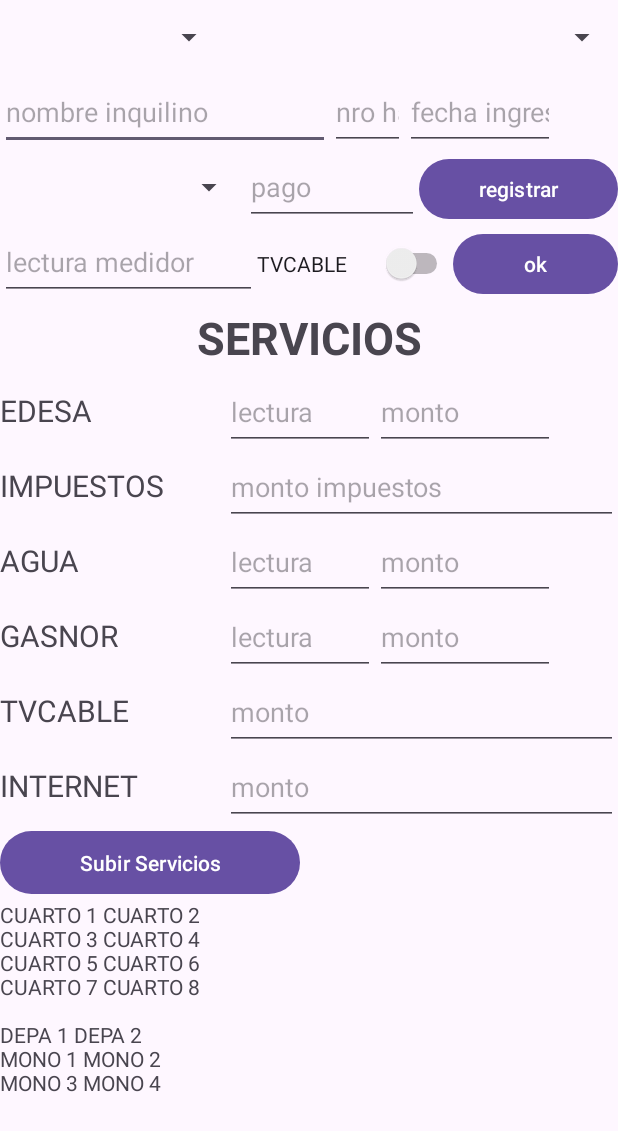
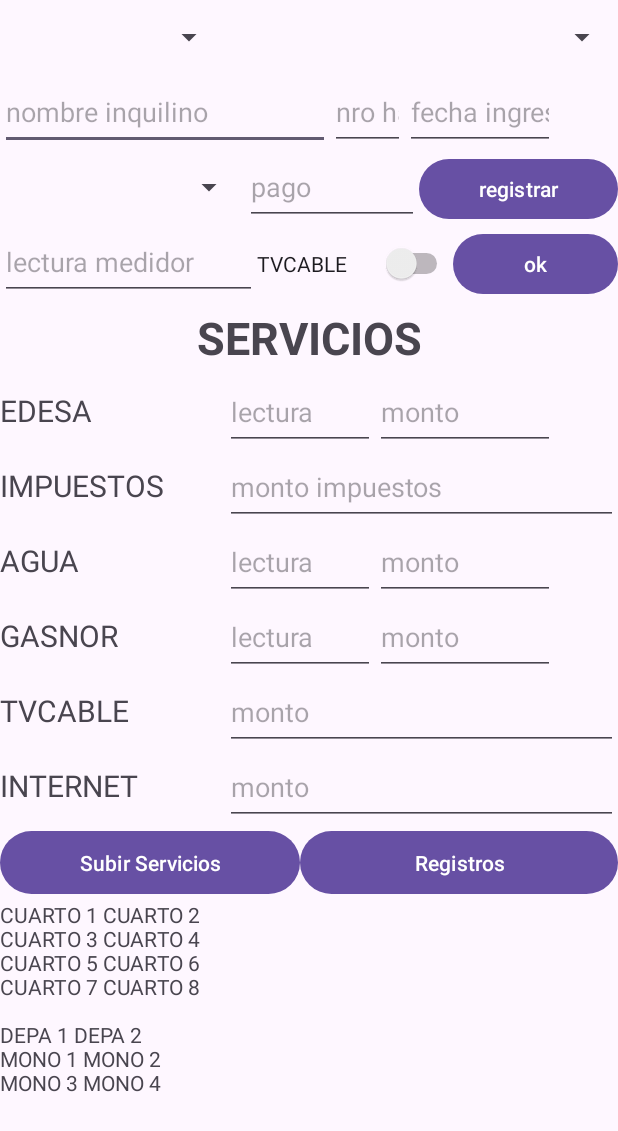
Before and after one commit to fabtelo/VT332, an Android app: the screen it shows after launch (MainActivity), on a phone screen of 412 x 824 dp. Shown: the top 1131 px of the screen. Run offline under Robolectric (Android 15) with nearby library versions, the phone set to English and light mode, and no system bars; our stand-ins replace Firebase (no records; nobody signed in at launch, a user with empty details on screens opened directly).

Commit message:
se agrego ativity registro

```diff
--- a/app/src/main/AndroidManifest.xml
+++ b/app/src/main/AndroidManifest.xml
@@ -13,6 +13,9 @@
         android:theme="@style/Theme.VT332"
         tools:targetApi="31">
         <activity
+            android:name=".ActivityRegistros"
+            android:exported="false" />
+        <activity
             android:name=".Administracion"
             android:exported="false" />
         <activity
--- a/app/src/main/java/com/example/vt332/MainActivity.java
+++ b/app/src/main/java/com/example/vt332/MainActivity.java
@@ -34,7 +34,7 @@ import java.util.Date;
 import java.util.HashMap;
 
 public class MainActivity extends AppCompatActivity {
-    private Button btnPago,btnLectura,btnServicios;
+    private Button btnPago,btnLectura,btnServicios,btnRegistros;
     private Spinner spTipoInm,spUnidad,spGlosa;
     private EditText ETnombre,ETnroPersonas,ETfingreso,ETpago;
     private EditText ETlectura;
@@ -155,6 +155,7 @@ public class MainActivity extends AppCompatActivity {
         btnPago=findViewById(R.id.button);
         btnLectura=findViewById(R.id.button2);
         btnServicios=findViewById(R.id.botonServicios);
+        btnRegistros=findViewById(R.id.button4);
 
         btnPago.setOnClickListener(new View.OnClickListener() {
             @Override
@@ -174,6 +175,12 @@ public class MainActivity extends AppCompatActivity {
                 setServiciosGrales();
             }
         });
+        btnRegistros.setOnClickListener(new View.OnClickListener() {
+            @Override
+            public void onClick(View view) {
+                irRegistro();
+            }
+        });
 //agnadiendo accion al texto
         txtservicios.setOnClickListener(new View.OnClickListener() {
             @Override
@@ -182,6 +189,11 @@ public class MainActivity extends AppCompatActivity {
             }
         });
 
+    }
+
+    private void irRegistro() {
+        Intent intent=new Intent(this, ActivityRegistros.class);
+        startActivity(intent);
     }
 
     private void seteaArrayDeudores() {
--- a/app/src/main/res/layout/activity_main.xml
+++ b/app/src/main/res/layout/activity_main.xml
@@ -265,11 +265,25 @@
             android:hint="monto"
             android:inputType="text" />
     </LinearLayout>
-    <Button
-        android:id="@+id/botonServicios"
-        android:layout_width="200dp"
-        android:layout_height="50dp"
-        android:text="Subir Servicios"></Button>
+
+    <LinearLayout
+        android:layout_width="match_parent"
+        android:layout_height="wrap_content"
+        android:orientation="horizontal">
+
+        <Button
+            android:id="@+id/botonServicios"
+            android:layout_width="200dp"
+            android:layout_height="50dp"
+            android:text="Subir Servicios"></Button>
+
+        <Button
+            android:id="@+id/button4"
+            android:layout_width="wrap_content"
+            android:layout_height="50dp"
+            android:layout_weight="1"
+            android:text="Registros" />
+    </LinearLayout>
 
     <ScrollView
         android:id="@+id/SCnoPagaron"
```
Also changed, not shown: app/src/main/java/com/example/vt332/ActivityRegistros.java (added, +109 -0 lines), app/src/main/res/layout/activity_registros.xml (added, +27 -0 lines).
